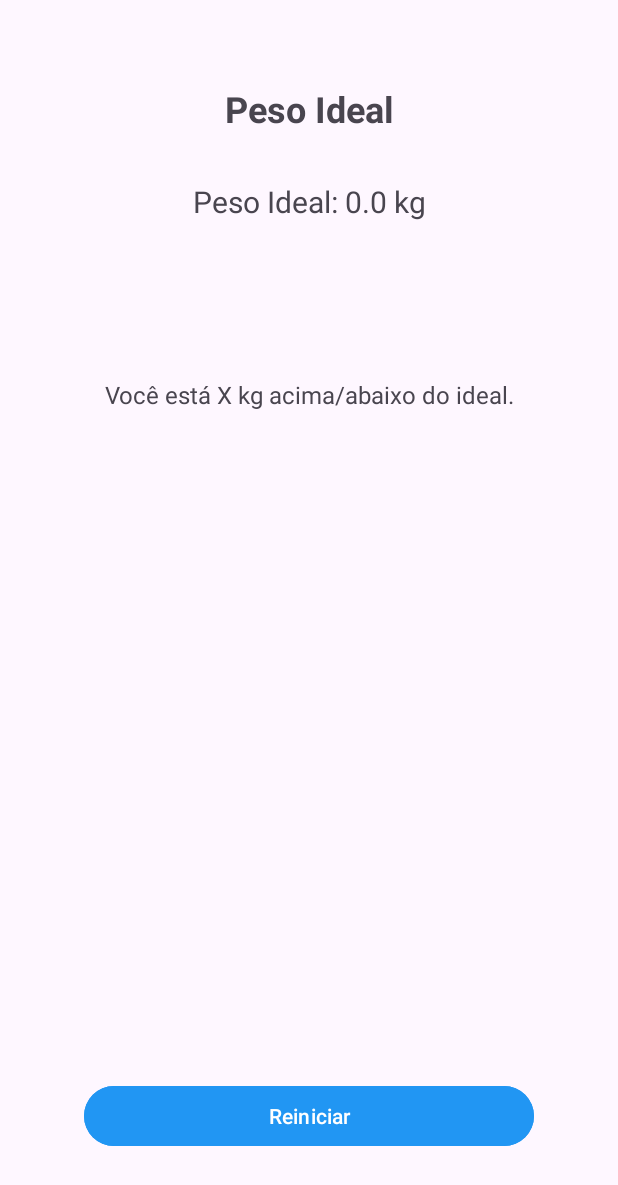
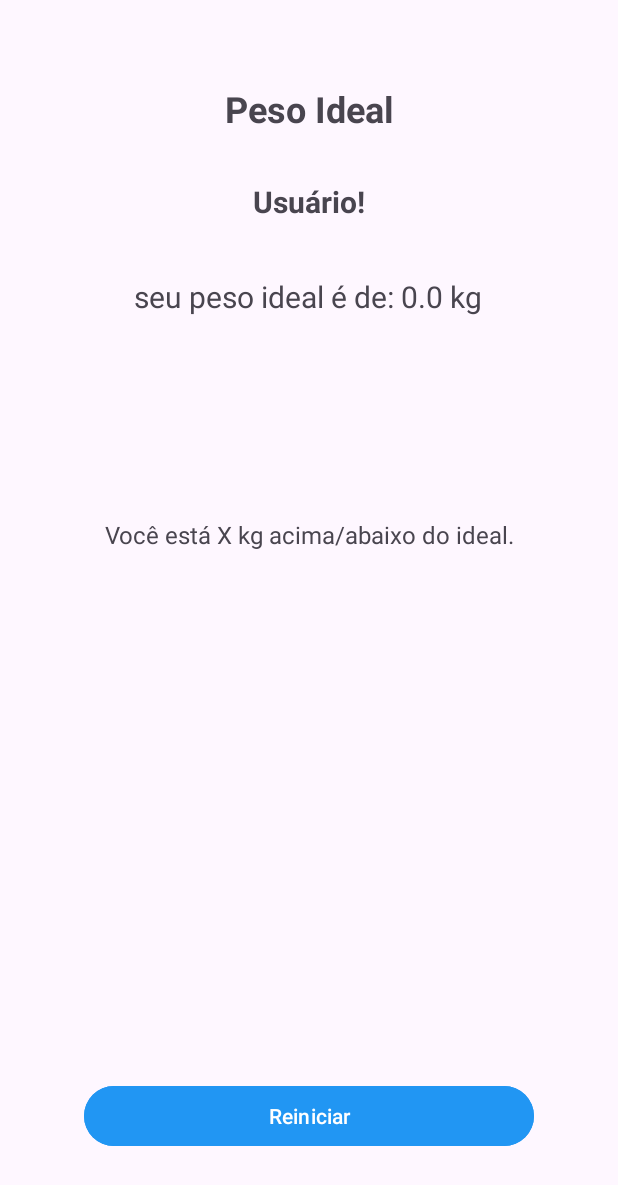
Before and after one commit to wcristiansilva/ImFitPlus, an Android app: the layout activity_peso_ideal.xml on its own in the app's theme, with its tools: preview values and no code run, on a phone screen of 412 x 824 dp. Shown: the top 1185 px of the screen. Run offline under Robolectric (Android 15) with nearby library versions, the phone set to English and light mode, and no system bars.

```diff
--- a/app/src/main/res/layout/activity_peso_ideal.xml
+++ b/app/src/main/res/layout/activity_peso_ideal.xml
@@ -18,36 +18,50 @@
         android:layout_marginTop="32dp" />
 
     <TextView
+        android:id="@+id/tvNome"
+        android:layout_width="wrap_content"
+        android:layout_height="wrap_content"
+        android:layout_marginTop="32dp"
+        android:text="Usuário!"
+        android:textSize="20sp"
+        android:textStyle="bold"
+        app:layout_constraintEnd_toEndOf="parent"
+        app:layout_constraintStart_toStartOf="parent"
+        app:layout_constraintTop_toBottomOf="@+id/tvTitulo" />
+
+    <TextView
         android:id="@+id/tvPesoIdeal"
         android:layout_width="wrap_content"
         android:layout_height="wrap_content"
-        android:text="Peso Ideal: 0.0 kg"
+        android:layout_marginTop="36dp"
+        android:text="seu peso ideal é de: 0.0 kg"
         android:textSize="20sp"
-        app:layout_constraintTop_toBottomOf="@id/tvTitulo"
+        app:layout_constraintEnd_toEndOf="parent"
+        app:layout_constraintHorizontal_bias="0.496"
         app:layout_constraintStart_toStartOf="parent"
-        app:layout_constraintEnd_toEndOf="parent"
-        android:layout_marginTop="32dp" />
+        app:layout_constraintTop_toBottomOf="@+id/tvNome" />
 
     <ImageView
         android:id="@+id/ivPeso"
         android:layout_width="64dp"
         android:layout_height="64dp"
-        android:layout_marginTop="24dp"
-        app:layout_constraintTop_toBottomOf="@id/tvPesoIdeal"
+        android:layout_marginTop="36dp"
+        app:layout_constraintEnd_toEndOf="parent"
+        app:layout_constraintHorizontal_bias="0.498"
         app:layout_constraintStart_toStartOf="parent"
-        app:layout_constraintEnd_toEndOf="parent" />
+        app:layout_constraintTop_toBottomOf="@id/tvPesoIdeal" />
 
     <TextView
         android:id="@+id/tvDiferenca"
         android:layout_width="wrap_content"
         android:layout_height="wrap_content"
+        android:layout_marginTop="34dp"
         android:text="Você está X kg acima/abaixo do ideal."
         android:textAlignment="center"
         android:textSize="16sp"
-        app:layout_constraintTop_toBottomOf="@id/ivPeso"
+        app:layout_constraintEnd_toEndOf="parent"
         app:layout_constraintStart_toStartOf="parent"
-        app:layout_constraintEnd_toEndOf="parent"
-        android:layout_marginTop="16dp" />
+        app:layout_constraintTop_toBottomOf="@id/ivPeso" />
 
     <Button
         android:id="@+id/btnReiniciar"
--- a/gradle/libs.versions.toml
+++ b/gradle/libs.versions.toml
@@ -1,5 +1,5 @@
 [versions]
-agp = "8.13.1"
+agp = "8.13.2"
 kotlin = "2.0.21"
 coreKtx = "1.17.0"
 junit = "4.13.2"
```
Also changed, not shown: app/src/main/java/br/edu/ifsp/scl/ads/prdm/SC3003264/imfitplus/DadosPessoaisActivity.kt (+15 -8 lines), app/src/main/java/br/edu/ifsp/scl/ads/prdm/SC3003264/imfitplus/GastoCaloricoActivity.kt (+11 -14 lines), app/src/main/java/br/edu/ifsp/scl/ads/prdm/SC3003264/imfitplus/PesoIdealActivity.kt (+19 -7 lines), app/src/main/java/br/edu/ifsp/scl/ads/prdm/SC3003264/imfitplus/ResultadoImcActivity.kt (+22 -7 lines).
